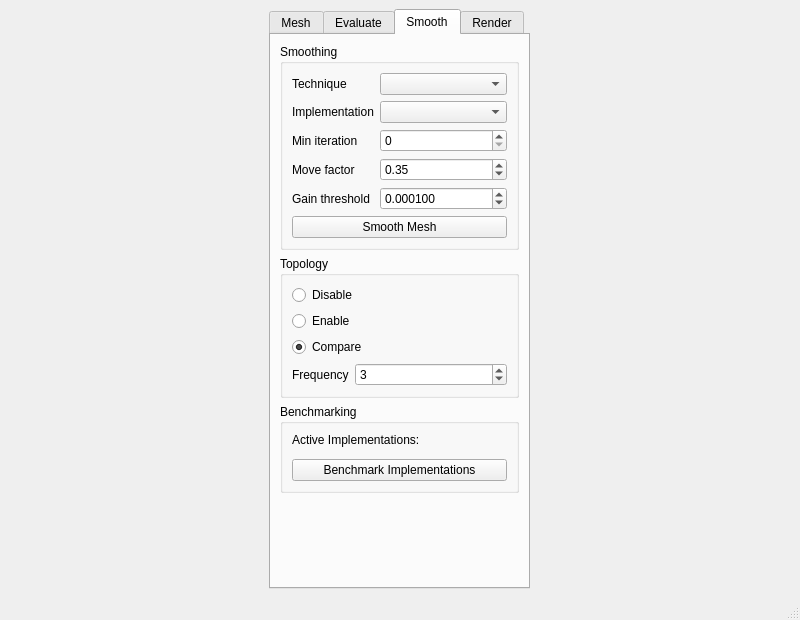
wibus/GpuMesh, file UserInterface/MainWindow.ui: the form before one commit.
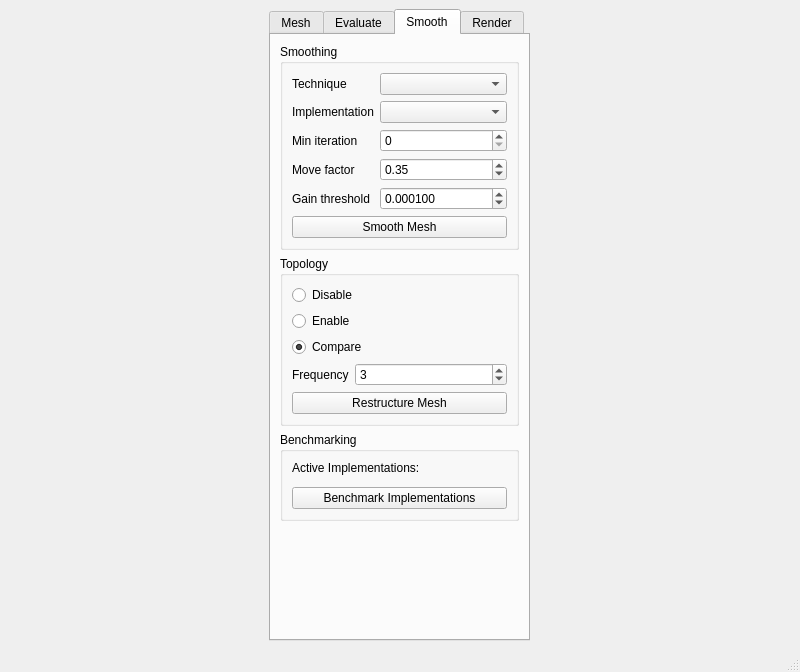
The form after the commit. The open tabs and pages were chosen to show the change.

```diff
--- a/UserInterface/MainWindow.ui
+++ b/UserInterface/MainWindow.ui
@@ -7,7 +7,7 @@
     <x>0</x>
     <y>0</y>
     <width>800</width>
-    <height>620</height>
+    <height>672</height>
    </rect>
   </property>
   <property name="windowTitle">
@@ -425,6 +425,13 @@
              </property>
             </widget>
            </item>
+           <item row="5" column="0" colspan="2">
+            <widget class="QPushButton" name="restructureMeshButton">
+             <property name="text">
+              <string>Restructure Mesh</string>
+             </property>
+            </widget>
+           </item>
           </layout>
          </widget>
         </item>
```
Left out of the diff: 6 changed lines with no effect on the pictures.
